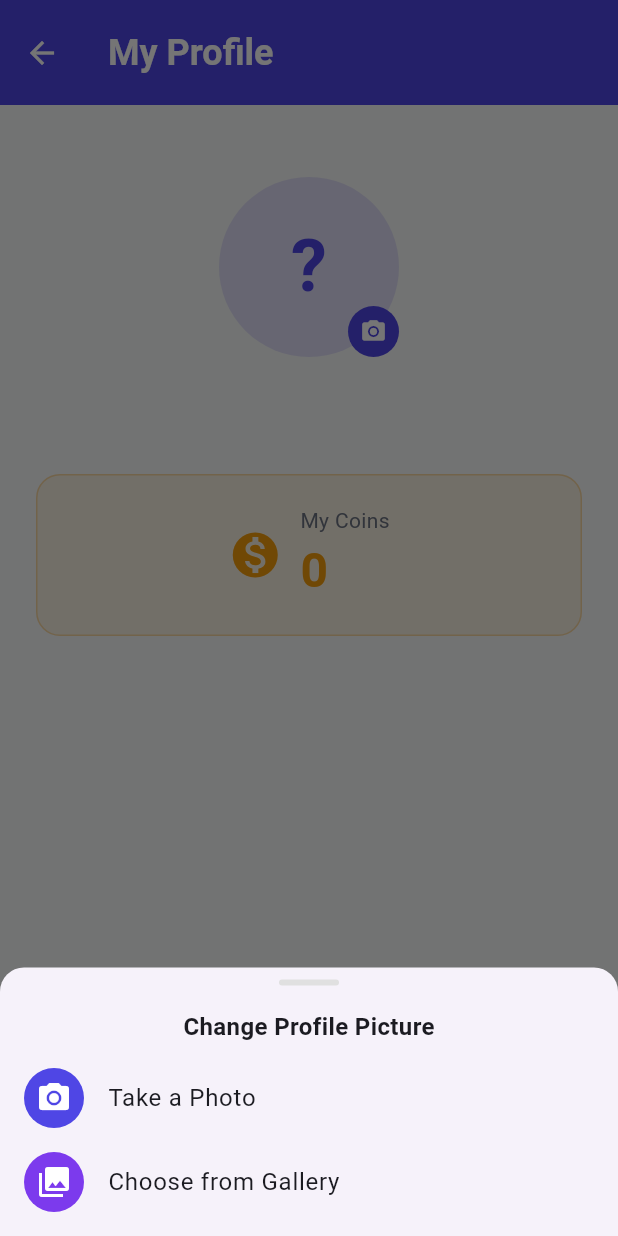
After one commit to w3ih4ng/kids_study_app, a Flutter app: the ChildProfileScreen screen opened directly, after a tap on the "camera alt" icon, on a phone screen of 412 x 824 dp. The commit adds this screen. Run offline on Flutter 3.47's test engine with Material 3 defaults, Android fonts, the light colour scheme and no system bars; our stand-ins replace image_picker, supabase_flutter; accounts and stored records are empty.

Commit message:
feat: child profile screen, dynamic appbar per tab, camera avatar upload

```diff
--- a/lib/core/constants/app_theme.dart
+++ b/lib/core/constants/app_theme.dart
@@ -28,7 +28,13 @@ class AppTheme {
       backgroundColor: primary,
       foregroundColor: Colors.white,
       elevation: 0,
-      centerTitle: true,
+      centerTitle: false,
+      toolbarHeight: 70,           // bigger height
+      titleTextStyle: TextStyle(
+        color: Colors.white,
+        fontSize: 24,              // bigger font
+        fontWeight: FontWeight.bold,
+      ),
     ),
     elevatedButtonTheme: ElevatedButtonThemeData(
       style: ElevatedButton.styleFrom(
--- a/lib/core/widgets/child_avatar.dart
+++ b/lib/core/widgets/child_avatar.dart
@@ -19,6 +19,7 @@ class ChildAvatar extends StatelessWidget {
       return CircleAvatar(
         radius: radius,
         backgroundImage: NetworkImage(avatarUrl!),
+        onBackgroundImageError: (_, __) {},
       );
     }
     return CircleAvatar(
--- /dev/null
+++ b/lib/features/profile/screens/child_profile_screen.dart
@@ -0,0 +1,258 @@
+import 'package:flutter/material.dart';
+import 'package:image_picker/image_picker.dart';
+import 'package:provider/provider.dart';
+import 'package:supabase_flutter/supabase_flutter.dart';
+import '../../../core/constants/app_theme.dart';
+import '../../../core/providers/child_provider.dart';
+import '../../../core/services/child_service.dart';
+import '../../../core/widgets/child_avatar.dart';
+import '../../auth/screens/pin_screen.dart';
+import '../../auth/screens/parent_dashboard_screen.dart';
+
+class ChildProfileScreen extends StatefulWidget {
+  const ChildProfileScreen({super.key});
+
+  @override
+  State<ChildProfileScreen> createState() => _ChildProfileScreenState();
+}
+
+class _ChildProfileScreenState extends State<ChildProfileScreen> {
+  bool _isUploading = false;
+
+  Future<void> _changeProfilePicture() async {
+    final source = await showModalBottomSheet<ImageSource>(
+      context: context,
+      shape: const RoundedRectangleBorder(
+        borderRadius: BorderRadius.vertical(top: Radius.circular(16)),
+      ),
+      builder: (_) => SafeArea(
+        child: Column(
+          mainAxisSize: MainAxisSize.min,
+          children: [
+            const SizedBox(height: 8),
+            Container(
+              width: 40,
+              height: 4,
+              decoration: BoxDecoration(
+                color: Colors.grey.shade300,
+                borderRadius: BorderRadius.circular(2),
+              ),
+            ),
+            const SizedBox(height: 16),
+            const Text('Change Profile Picture',
+                style: TextStyle(fontSize: 16, fontWeight: FontWeight.bold)),
+            const SizedBox(height: 8),
+            ListTile(
+              leading: const CircleAvatar(
+                backgroundColor: AppTheme.primary,
+                child: Icon(Icons.camera_alt, color: Colors.white),
+              ),
+              title: const Text('Take a Photo'),
+              onTap: () => Navigator.pop(context, ImageSource.camera),
+            ),
+            ListTile(
+              leading: const CircleAvatar(
+                backgroundColor: AppTheme.secondary,
+                child: Icon(Icons.photo_library, color: Colors.white),
+              ),
+              title: const Text('Choose from Gallery'),
+              onTap: () => Navigator.pop(context, ImageSource.gallery),
+            ),
+            const SizedBox(height: 8),
+          ],
+        ),
+      ),
+    );
+
+    if (source == null) return; // user dismissed
+
+    final picker = ImagePicker();
+    final picked = await picker.pickImage(
+      source: source,
+      maxWidth: 512,
+      maxHeight: 512,
+      imageQuality: 80,
+    );
+    if (picked == null) return;
+
+    setState(() => _isUploading = true);
+    try {
+      final child = context.read<ChildProvider>().activeChild!;
+      final bytes = await picked.readAsBytes();
+      final fileName = 'avatar_${child.id}.jpg';
+
+      await Supabase.instance.client.storage
+          .from('avatars')
+          .uploadBinary(fileName, bytes,
+          fileOptions: const FileOptions(upsert: true));
+
+      final url = Supabase.instance.client.storage
+          .from('avatars')
+          .getPublicUrl(fileName);
+
+      // Add timestamp to bust the cache
+      final urlWithCacheBust = '$url?t=${DateTime.now().millisecondsSinceEpoch}';
+
+      await Supabase.instance.client
+          .from('children')
+          .update({'avatar_url': urlWithCacheBust}).eq('id', child.id);
+
+      final children = await ChildService.getChildren();
+      final updated = children.firstWhere((c) => c.id == child.id);
+      if (mounted) {
+        context.read<ChildProvider>().setActiveChild(updated);
+        setState(() {}); // force UI rebuild
+        ScaffoldMessenger.of(context).showSnackBar(
+          const SnackBar(content: Text('Profile picture updated!')),
+        );
+      }
+    } catch (e) {
+      if (mounted) {
+        ScaffoldMessenger.of(context).showSnackBar(
+          SnackBar(content: Text('Failed to upload: $e')),
+        );
+      }
+    } finally {
+      if (mounted) setState(() => _isUploading = false);
+    }
+  }
+
+  Future<void> _goToParentDashboard() async {
+    showDialog(
+      context: context,
+      barrierDismissible: false,
+      builder: (_) => const Center(child: CircularProgressIndicator()),
+    );
+    try {
+      final pin = await ChildService.getParentPin();
+      if (!mounted) return;
+      Navigator.pop(context);
+      Navigator.push(
+        context,
+        MaterialPageRoute(
+          builder: (_) => PinScreen(
+            correctPin: pin,
+            onSuccess: () => Navigator.pushAndRemoveUntil(
+              context,
+              MaterialPageRoute(builder: (_) => const ParentDashboardScreen()),
+                  (route) => false,
+            ),
+          ),
+        ),
+      );
+    } catch (e) {
+      if (mounted) {
+        Navigator.pop(context);
+        ScaffoldMessenger.of(context).showSnackBar(
+          const SnackBar(content: Text('Failed to load PIN. Try again.')),
+        );
+      }
+    }
+  }
+
+  @override
+  Widget build(BuildContext context) {
+    final child = context.watch<ChildProvider>().activeChild;
+
+    return Scaffold(
+      appBar: AppBar(
+        title: const Text('My Profile'),
+      ),
+      body: Padding(
+        padding: const EdgeInsets.all(24),
+        child: Column(
+          children: [
+            const SizedBox(height: 24),
+            // Avatar with camera button
+            Stack(
+              alignment: Alignment.bottomRight,
+              children: [
+                ChildAvatar(
+                  avatarUrl: child?.avatarUrl,
+                  nickname: child?.nickname ?? '',
+                  radius: 60,
+                ),
+                GestureDetector(
+                  onTap: _isUploading ? null : _changeProfilePicture,
+                  child: Container(
+                    padding: const EdgeInsets.all(8),
+                    decoration: const BoxDecoration(
+                      color: AppTheme.primary,
+                      shape: BoxShape.circle,
+                    ),
+                    child: _isUploading
+                        ? const SizedBox(
+                        width: 18,
+                        height: 18,
+                        child: CircularProgressIndicator(
+                            color: Colors.white, strokeWidth: 2))
+                        : const Icon(Icons.camera_alt,
+                        color: Colors.white, size: 18),
+                  ),
+                ),
+              ],
+            ),
+            const SizedBox(height: 16),
+            // Child name
+            Text(
+              child?.nickname ?? '',
+              style: const TextStyle(
+                  fontSize: 26, fontWeight: FontWeight.bold),
+            ),
+            const SizedBox(height: 24),
+            // Coins card
+            Container(
+              width: double.infinity,
+              padding: const EdgeInsets.all(20),
+              decoration: BoxDecoration(
+                color: AppTheme.accent.withOpacity(0.1),
+                borderRadius: BorderRadius.circular(16),
+                border: Border.all(color: AppTheme.accent.withOpacity(0.3)),
+              ),
+              child: Row(
+                mainAxisAlignment: MainAxisAlignment.center,
+                children: [
+                  const Icon(Icons.monetization_on,
+                      color: AppTheme.accent, size: 36),
+                  const SizedBox(width: 12),
+                  Column(
+                    crossAxisAlignment: CrossAxisAlignment.start,
+                    children: [
+                      const Text('My Coins',
+                          style: TextStyle(color: AppTheme.textSecondary)),
+                      Text(
+                        '${child?.coins ?? 0}',
+                        style: const TextStyle(
+                            fontSize: 32,
+                            fontWeight: FontWeight.bold,
+                            color: AppTheme.accent),
+                      ),
+                    ],
+                  ),
+                ],
+              ),
+            ),
+            const Spacer(),
+            // Parent Dashboard button at the bottom
+            SizedBox(
+              width: double.infinity,
+              child: OutlinedButton.icon(
+                onPressed: _goToParentDashboard,
+                icon: const Icon(Icons.shield_outlined),
+                label: const Text('Parent Dashboard'),
+                style: OutlinedButton.styleFrom(
+                  padding: const EdgeInsets.symmetric(vertical: 16),
+                  side: const BorderSide(color: AppTheme.primary),
+                  foregroundColor: AppTheme.primary,
+                  shape: RoundedRectangleBorder(
+                      borderRadius: BorderRadius.circular(12)),
+                ),
+              ),
+            ),
+            const SizedBox(height: 16),
+          ],
+        ),
+      ),
+    );
+  }
+}
```
Also changed, not shown: lib/features/auth/screens/child_dashboard_screen.dart (+58 -24 lines), 1 other file.
